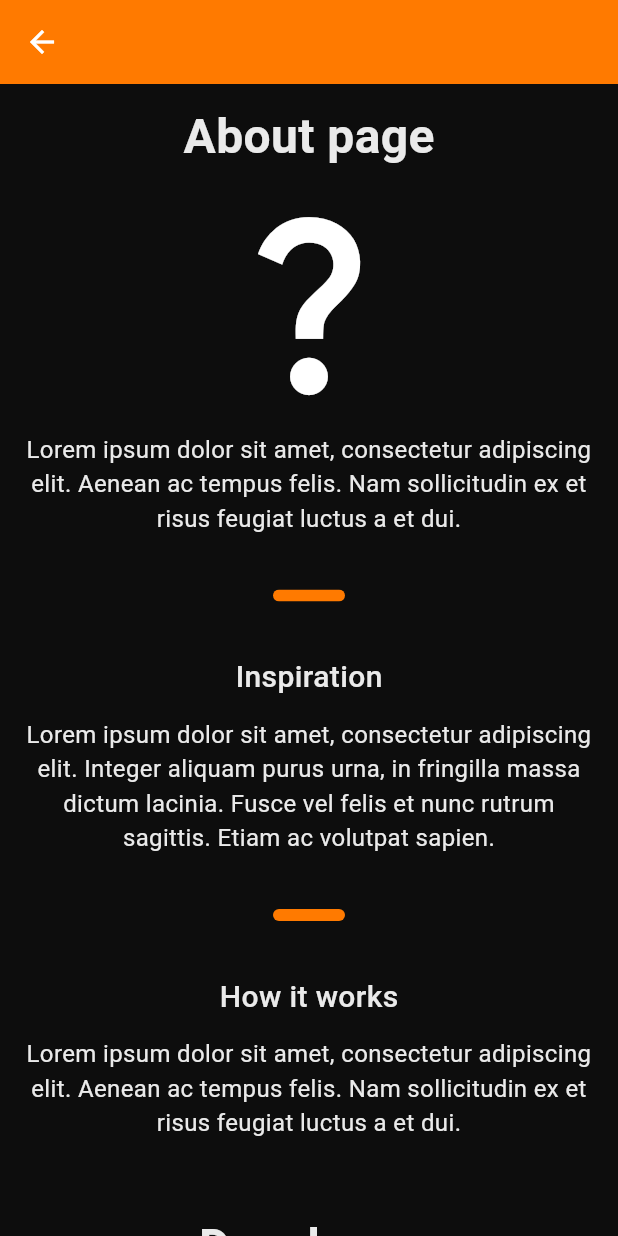
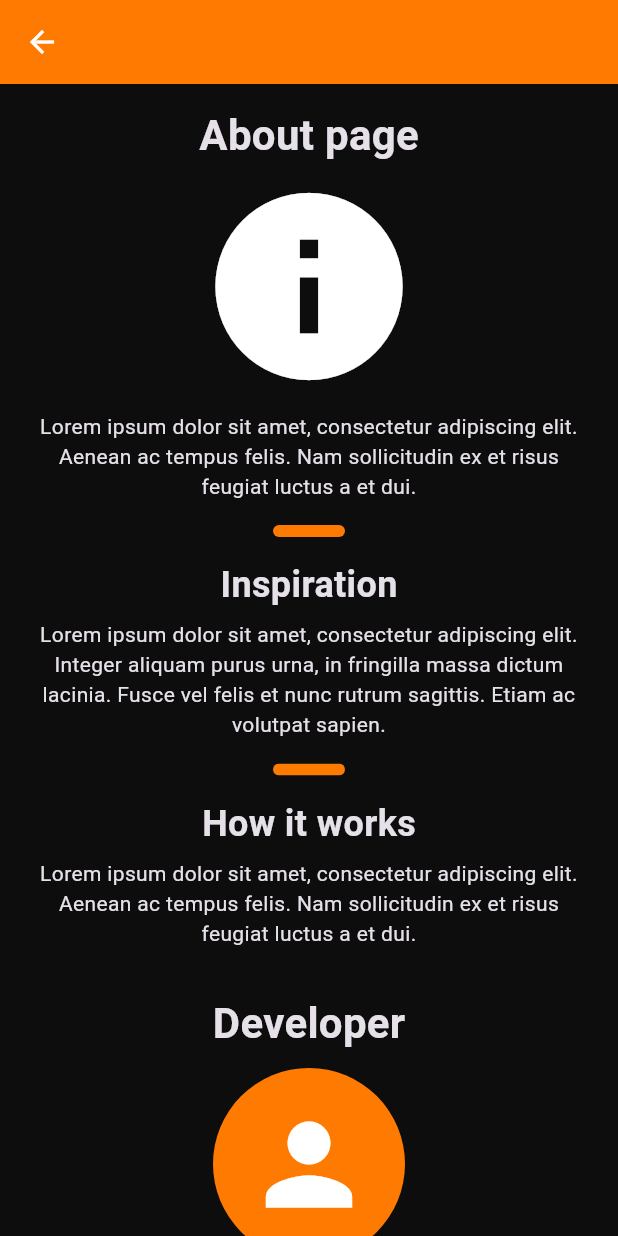
Before and after one commit to jmrsgn/Pump, a Flutter app: the AboutScreen screen opened by its route, on a phone screen of 412 x 824 dp. Run offline on Flutter 3.47's test engine with Material 3 defaults, Android fonts, the phone set to English and light mode, and no system bars.

Commit message:
🧱 refactor(ui): change placeholder to exact values, add styles for buttons

```diff
--- /dev/null
+++ b/lib/core/constants/app_dimens.dart
@@ -0,0 +1,118 @@
+class AppDimens {
+  static const double dimen4 = 4.0;
+  static const double dimen8 = 8.0;
+  static const double dimen10 = 1.0;
+  static const double dimen12 = 12.0;
+  static const double dimen14 = 14.0;
+  static const double dimen16 = 16.0;
+  static const double dimen20 = 20.0;
+  static const double dimen24 = 24.0;
+  static const double dimen36 = 36.0;
+  static const double dimen48 = 48.0;
+  static const double dimen64 = 64.0;
+  static const double dimen86 = 86.0;
+
+  // TODO: fix comments provided by chatGpt
+  // ───────────────────────────────
+  // 📏 SPACING SCALE (Margins & Padding)
+  // ───────────────────────────────
+  static const double spaceXS = 4.0; // extra small
+  static const double spaceS = 8.0; // small
+  static const double spaceM = 12.0; // medium
+  static const double spaceL = 16.0; // large
+  static const double spaceXL = 24.0; // extra large
+  static const double spaceXXL = 32.0; // double extra large
+
+  // Standard edge paddings
+  static const double pagePadding = spaceL;
+  static const double sectionPadding = spaceXL;
+
+  // ───────────────────────────────
+  // 🧱 COMPONENT DIMENSIONS
+  // ───────────────────────────────
+
+  // 🔘 Buttons
+  static const double buttonHeightSmall = 40.0;
+  static const double buttonHeight = 48.0;
+  static const double buttonHeightLarge = 56.0;
+
+  static const double buttonCornerRadius = 8.0;
+
+  static const double buttonVerticalPadding = 12.0;
+  static const double buttonHorizontalPadding = 16.0;
+
+  static const double buttonSmallWidth = 120;
+  static const double buttonMediumWidth = 180;
+  static const double buttonLargeWidth = 240;
+  static const double buttonFullWidth = double.infinity;
+
+  static const double buttonOutlineBorderWidth = 1.5;
+
+  // 🧍‍♂️ Avatars
+  static const double avatarSizeSmall = 32.0;
+  static const double avatarSizeMedium = 48.0;
+  static const double avatarSizeLarge = 64.0;
+  static const double avatarBorderWidth = 2.0;
+
+  // 🧭 AppBar
+  static const double appBarHeight = 56.0;
+  static const double appBarIconSize = 28.0;
+  static const double appBarHorizontalPadding = spaceM;
+
+  // 📥 Text Fields
+  static const double textFieldHeight = 56.0;
+  static const double textFieldCornerRadius = 8.0;
+
+  static const double textFieldHorizontalPadding = spaceXL;
+  static const double textFieldVerticalPadding = spaceL;
+
+  static const double textFieldIconSize = 24.0;
+  static const double textFieldIconSpacing = spaceS;
+
+  // Border
+  static const double textFieldEnabledBorderWidth = 2.0;
+  static const double textFieldFocusedBorderWidth = 3.0;
+
+  // 🧩 Icons
+  static const double iconSizeSmall = 20.0;
+  static const double iconSize = 24.0;
+  static const double iconSizeLarge = 32.0;
+  static const double iconPadding = spaceS;
+
+  // 🧭 Drawer / ListTile
+  static const double drawerItemHeight = 56.0;
+  static const double drawerIconAvatarSize = 58.0;
+  static const double drawerIconSize = 24.0;
+  static const double drawerIconPadding = spaceM;
+  static const double drawerSelectedBorderRadius = 12.0;
+  static const double drawerPadding = spaceL;
+
+  // 🧾 Cards / Containers
+  static const double cardCornerRadius = 16.0;
+  static const double cardElevation = 3.0;
+  static const double cardInnerPadding = spaceL;
+
+  // ───────────────────────────────
+  // 🧍‍♂️ RADIUS & ELEVATION
+  // ───────────────────────────────
+  static const double radiusS = 4.0;
+  static const double radiusM = 8.0;
+  static const double radiusL = 16.0;
+  static const double radiusXL = 24.0;
+
+  static const double elevationLow = 2.0;
+  static const double elevationMedium = 4.0;
+  static const double elevationHigh = 8.0;
+
+  // ───────────────────────────────
+  // 📏 Dividers & Lines
+  // ───────────────────────────────
+  static const double dividerThickness = 1.0;
+  static const double dividerSpacing = spaceM;
+
+  // ───────────────────────────────
+  // 📱 Layout Helpers
+  // ───────────────────────────────
+  static const double maxContentWidth = 600.0;
+  static const double defaultScreenPadding = spaceL;
+}
--- a/lib/core/constants/strings.dart
+++ b/lib/core/constants/app_strings.dart
@@ -16,6 +16,10 @@ class AppStrings {
   static const signOut = "Sign out";
   static const goBack = "Go back";
 
+  // Login Page
+  static const dontHaveAnAccount = "Don't have an account?";
+  static const registerHere = "Register here";
+
   // About Page
   static const aboutPage = "About page";
   static const inspiration = "Inspiration";
@@ -32,6 +36,8 @@ class AppStrings {
   static const clients = "Clients";
   static const coach = "Coach";
   static const help = "Help";
+  static const active = "Active";
+  static const inactive = "Inactive";
 
   // Licenses and Copyright
   static const String license = "";
--- a/lib/core/enums/app_menu_item.dart
+++ b/lib/core/enums/app_menu_item.dart
@@ -1,6 +1,6 @@
 import 'package:flutter/material.dart';
 
-import '../constants/strings.dart';
+import '../constants/app_strings.dart';
 import '../routes.dart';
 
 enum AppMenuItem {
--- a/lib/core/screens/invalid_route.dart
+++ b/lib/core/screens/invalid_route.dart
@@ -1,6 +1,6 @@
 import 'package:flutter/material.dart';
-import 'package:pump/core/constants/dimens.dart';
-import 'package:pump/core/constants/strings.dart';
+import 'package:pump/core/constants/app_dimens.dart';
+import 'package:pump/core/constants/app_strings.dart';
 import 'package:pump/core/theme/app_colors.dart';
 import 'package:pump/core/theme/app_text_styles.dart';
 import 'package:pump/core/utils/navigation_utils.dart';
--- a/lib/core/theme/app_colors.dart
+++ b/lib/core/theme/app_colors.dart
@@ -41,5 +41,5 @@ class AppColors {
 
   // ⚫ Overlays / Shadows
   static const Color overlay = Color(0x80000000); // 50% black overlay
-  static const Color shadow = Color(0x33000000);  // 20% black shadow
+  static const Color shadow = Color(0x33000000); // 20% black shadow
 }
--- a/lib/core/theme/app_text_styles.dart
+++ b/lib/core/theme/app_text_styles.dart
@@ -1,65 +1,91 @@
 import 'package:flutter/material.dart';
+
 import 'app_colors.dart';
 
-class AppTextStyles { // TODO: CONTINUE
-  // 🧱 Base TextStyle
-  static const TextStyle base = TextStyle(
-    fontFamily: 'Roboto', // or your custom font
-    color: AppColors.textPrimary,
+// TODO: fix comments provided by chatGpt
+class AppTextStyles {
+  // 🧭 AppBar Title
+  static const appBarTitle = TextStyle(
+    fontSize: 20,
+    fontWeight: FontWeight.w600,
+    letterSpacing: 0.2,
   );
 
   // 🏷️ Headings
-  static final TextStyle heading1 = base.copyWith(
-    fontSize: 32,
+  static const heading1 = TextStyle(
+    fontSize: 28,
     fontWeight: FontWeight.bold,
+    height: 1.3,
+    letterSpacing: 0.2,
   );
 
-  static final TextStyle heading2 = base.copyWith(
+  static const heading2 = TextStyle(
     fontSize: 24,
     fontWeight: FontWeight.w600,
+    height: 1.3,
   );
 
-  static final TextStyle heading3 = base.copyWith(
+  static const heading3 = TextStyle(
     fontSize: 20,
-    fontWeight: FontWeight.w500,
+    fontWeight: FontWeight.w600,
+    height: 1.3,
   );
 
-  // 💬 Body text
-  static final TextStyle body = base.copyWith(
+  // ✏️ Body Texts
+  static const bodyLarge = TextStyle(
+    fontSize: 18,
+    fontWeight: FontWeight.normal,
+    height: 1.5,
+    letterSpacing: 0.3,
+  );
+
+  static const body = TextStyle(
     fontSize: 16,
     fontWeight: FontWeight.normal,
+    height: 1.5,
   );
 
-  static final TextStyle bodyBold = base.copyWith(
-    fontSize: 16,
-    fontWeight: FontWeight.bold,
+  static const bodySmall = TextStyle(
+    fontSize: 14,
+    fontWeight: FontWeight.w400,
+    height: 1.4,
   );
 
-  static final TextStyle small = base.copyWith(
-    fontSize: 14,
-    color: AppColors.textSecondary,
+  // 🧾 Caption / Metadata
+  static const caption = TextStyle(
+    fontSize: 12,
+    fontWeight: FontWeight.w400,
+    letterSpacing: 0.2,
   );
 
-  static final TextStyle hint = base.copyWith(
+  // 💬 Buttons
+  static const button = TextStyle(
+    fontSize: 16,
+    fontWeight: FontWeight.w600,
+    letterSpacing: 0.5,
+  );
+
+  // 💡 Input Fields
+  static const input = TextStyle(fontSize: 16, fontWeight: FontWeight.normal);
+
+  static const inputLabel = TextStyle(
     fontSize: 14,
+    fontWeight: FontWeight.w400,
     color: AppColors.textHint,
   );
 
-  // 🔘 Buttons
-  static final TextStyle button = base.copyWith(
-    fontSize: 16,
-    fontWeight: FontWeight.bold,
-    color: Colors.white,// TODO
+  // ⚠️ Error / Warning Text
+  static const error = TextStyle(
+    fontSize: 13,
+    fontWeight: FontWeight.w500,
+    color: AppColors.error,
   );
 
-  // 🧾 Captions or labels
-  static final TextStyle caption = base.copyWith(
+  // 👣 Footer / Copyright
+  static const footer = TextStyle(
     fontSize: 12,
-    color: AppColors.textSecondary,
-  );
-
-  static final TextStyle copyright = base.copyWith(
-    fontSize: 12,
-    color: AppColors.textSecondary,
+    fontWeight: FontWeight.w300,
+    color: AppColors.textHint,
+    letterSpacing: 0.2,
   );
 }
--- a/lib/core/theme/input_decoration_theme.dart
+++ b/lib/core/theme/input_decoration_theme.dart
@@ -1,5 +1,5 @@
 import 'package:flutter/material.dart';
-import 'package:pump/core/constants/dimens.dart';
+import 'package:pump/core/constants/app_dimens.dart';
 import 'app_colors.dart';
 
 class AppInputDecorations {
@@ -7,41 +7,26 @@ class AppInputDecorations {
     hintStyle: TextStyle(color: AppColors.textHint),
     prefixIconColor: AppColors.textHint,
     contentPadding: EdgeInsets.symmetric(
-      vertical: TextFieldDimens.paddingVertical,
-      horizontal: TextFieldDimens.paddingHorizontal,
+      vertical: AppDimens.textFieldVerticalPadding,
+      horizontal: AppDimens.textFieldHorizontalPadding,
     ),
     enabledBorder: OutlineInputBorder(
       borderSide: BorderSide(
-        color: Colors.grey,
-        width: TextFieldDimens.enabledBorderWidth,
+        color: AppColors.textHint,
+        width: AppDimens.textFieldEnabledBorderWidth,
       ),
-      borderRadius: BorderRadius.all(Radius.circular(TextFieldDimens.radius)),
+      borderRadius: BorderRadius.all(
+        Radius.circular(AppDimens.textFieldCornerRadius),
+      ),
     ),
     focusedBorder: OutlineInputBorder(
       borderSide: BorderSide(
         color: AppColors.primary,
-        width: TextFieldDimens.focusedBorderWidth,
+        width: AppDimens.textFieldFocusedBorderWidth,
       ),
-      borderRadius: BorderRadius.all(Radius.circular(TextFieldDimens.radius)),
+      borderRadius: BorderRadius.all(
+        Radius.circular(AppDimens.textFieldCornerRadius),
+      ),
     ),
   );
-
-  // static InputDecoration base({
-  //   String? label,
-  //   String? hint,
-  //   IconData? prefixIcon,
-  // }) {
-  //   return InputDecoration(
-  //     labelText: label,
-  //     hintText: hint,
-  //     prefixIcon: prefixIcon != null ? Icon(prefixIcon) : null,
-  //     border: const OutlineInputBorder(
-  //       borderRadius: BorderRadius.all(Radius.circular(TextFieldDimens.radius)),
-  //     ),
-  //     contentPadding: EdgeInsets.symmetric(
-  //       vertical: TextFieldDimens.paddingVertical,
-  //       horizontal: TextFieldDimens.paddingHorizontal,
-  //     ),
-  //   );
-  // }
 }
--- a/lib/core/utils/ui_utils.dart
+++ b/lib/core/utils/ui_utils.dart
@@ -1,9 +1,9 @@
 import 'package:flutter/cupertino.dart';
-import 'package:pump/core/constants/strings.dart';
+import 'package:pump/core/constants/app_strings.dart';
 import 'package:pump/core/theme/app_colors.dart';
 import 'package:pump/core/theme/app_text_styles.dart';
 
-import '../constants/dimens.dart';
+import '../constants/app_dimens.dart';
 
 class UiUtils {
   static Widget addDivider() {
@@ -21,7 +21,7 @@ class UiUtils {
     return Padding(
       padding: const EdgeInsets.all(AppDimens.dimen8),
       child: Center(
-        child: Text(AppStrings.copyright, style: AppTextStyles.copyright),
+        child: Text(AppStrings.copyright, style: AppTextStyles.footer),
       ),
     );
   }
@@ -31,28 +31,52 @@ class UiUtils {
   }
 
   // Vertical Spaces
-  static Widget addVerticalSpaceExtraSmall() {
-    return SizedBox(height: AppDimens.dimen8);
+  static Widget addVerticalSpaceXS() {
+    return SizedBox(height: AppDimens.spaceXS);
   }
 
-  static Widget addVerticalSpaceSmall() {
-    return SizedBox(height: AppDimens.dimen12);
+  static Widget addVerticalSpaceS() {
+    return SizedBox(height: AppDimens.spaceS);
   }
 
-  static Widget addVerticalSpaceMedium() {
-    return SizedBox(height: AppDimens.dimen24);
+  static Widget addVerticalSpaceM() {
+    return SizedBox(height: AppDimens.spaceM);
   }
 
-  static Widget addVerticalSpaceLarge() {
-    return SizedBox(height: AppDimens.dimen36);
+  static Widget addVerticalSpaceL() {
+    return SizedBox(height: AppDimens.spaceL);
   }
 
-  static Widget addVerticalSpaceExtraLarge() {
-    return SizedBox(height: AppDimens.dimen48);
+  static Widget addVerticalSpaceXL() {
+    return SizedBox(height: AppDimens.spaceXL);
+  }
+
+  static Widget addVerticalSpaceXXL() {
+    return SizedBox(height: AppDimens.spaceXXL);
   }
 
   // Horizontal Spaces
-  static Widget addHorizontalSpaceExtraSmall() {
-    return SizedBox(width: AppDimens.dimen8);
+  static Widget addHorizontalSpaceXS() {
+    return SizedBox(width: AppDimens.spaceXS);
+  }
+
+  static Widget addHorizontalSpaceS() {
+    return SizedBox(width: AppDimens.spaceS);
+  }
+
+  static Widget addHorizontalSpaceM() {
+    return SizedBox(width: AppDimens.spaceM);
+  }
+
+  static Widget addHorizontalSpaceL() {
+    return SizedBox(width: AppDimens.spaceL);
+  }
+
+  static Widget addHorizontalSpaceXL() {
+    return SizedBox(width: AppDimens.spaceXL);
+  }
+
+  static Widget addHorizontalSpaceXXL() {
+    return SizedBox(width: AppDimens.spaceXXL);
   }
 }
--- a/lib/features/about/about.dart
+++ b/lib/features/about/about.dart
@@ -1,11 +1,11 @@
 import 'package:flutter/material.dart';
-import 'package:pump/core/constants/strings.dart';
+import 'package:pump/core/constants/app_strings.dart';
 import 'package:pump/core/theme/app_text_styles.dart';
 import 'package:pump/core/utils/navigation_utils.dart';
 import 'package:pump/core/utils/ui_utils.dart';
 import 'package:pump/core/widgets/custom_scaffold.dart';
 
-import '../../core/constants/dimens.dart';
+import '../../core/constants/app_dimens.dart';
 import '../../core/theme/app_colors.dart';
 
 class AboutScreen extends StatelessWidget {
@@ -25,7 +25,7 @@ class AboutScreen extends StatelessWidget {
       ),
       body: SingleChildScrollView(
         child: Padding(
-          padding: EdgeInsets.all(AppDimens.dimen12),
+          padding: EdgeInsets.all(AppDimens.pagePadding),
           child: Column(
             mainAxisAlignment: MainAxisAlignment.start,
             crossAxisAlignment: CrossAxisAlignment.center,
@@ -35,11 +35,8 @@ class AboutScreen extends StatelessWidget {
                 child: Column(
                   children: [
                     Text(AppStrings.aboutPage, style: AppTextStyles.heading1),
-                    UiUtils.addVerticalSpaceSmall(),
-                    Icon(
-                      Icons.question_mark,
-                      size: 150,
-                    ), // TODO: replace with app logo
+                    UiUtils.addVerticalSpaceS(),
+                    Icon(Icons.info, size: 150), // TODO: replace with app logo
                   ],
                 ),
               ),
@@ -47,56 +44,56 @@ class AboutScreen extends StatelessWidget {
                 alignment: Alignment.center,
                 child: Column(
                   children: [
-                    UiUtils.addVerticalSpaceSmall(),
+                    UiUtils.addVerticalSpaceS(),
                     Text(
                       AppStrings.placeholderParagraph2,
-                      style: AppTextStyles.body,
+                      style: AppTextStyles.bodySmall,
                       textAlign: TextAlign.center,
                     ),
                   ],
                 ),
               ),
-              UiUtils.addVerticalSpaceLarge(),
-              UiUtils.addDivider(),
-              UiUtils.addVerticalSpaceLarge(),
+
+              _addDividerWithVerticalSpace(),
+
               Container(
                 alignment: Alignment.center,
                 child: Column(
                   children: [
-                    Text(AppStrings.inspiration, style: AppTextStyles.heading3),
-                    UiUtils.addVerticalSpaceSmall(),
+                    Text(AppStrings.inspiration, style: AppTextStyles.heading2),
+                    UiUtils.addVerticalSpaceS(),
                     Text(
                       AppStrings.placeholderParagraph,
-                      style: AppTextStyles.body,
+                      style: AppTextStyles.bodySmall,
                       textAlign: TextAlign.center,
                     ),
                   ],
                 ),
               ),
-              UiUtils.addVerticalSpaceLarge(),
-              UiUtils.addDivider(),
-              UiUtils.addVerticalSpaceLarge(),
+
+              _addDividerWithVerticalSpace(),
+
               Container(
                 alignment: Alignment.center,
                 child: Column(
                   children: [
-                    Text(AppStrings.howItWorks, style: AppTextStyles.heading3),
-                    UiUtils.addVerticalSpaceSmall(),
+                    Text(AppStrings.howItWorks, style: AppTextStyles.heading2),
+                    UiUtils.addVerticalSpaceS(),
                     Text(
                       AppStrings.placeholderParagraph2,
-                      style: AppTextStyles.body,
+                      style: AppTextStyles.bodySmall,
                       textAlign: TextAlign.center,
                     ),
                   ],
                 ),
               ),
-              UiUtils.addVerticalSpaceExtraLarge(),
+              UiUtils.addVerticalSpaceXXL(),
               Container(
                 alignment: Alignment.center,
                 child: Column(
                   children: [
                     Text(AppStrings.developer, style: AppTextStyles.heading1),
-                    UiUtils.addVerticalSpaceSmall(),
+                    UiUtils.addVerticalSpaceM(),
                     const CircleAvatar(
                       radius: AppDimens.dimen64,
                       backgroundColor: AppColors.primary,
@@ -106,37 +103,39 @@ class AboutScreen extends StatelessWidget {
                         size: AppDimens.dimen86,
                       ), // TODO fix color
                     ),
-                    UiUtils.addVerticalSpaceSmall(),
+                    UiUtils.addVerticalSpaceM(),
                     Text(
                       AppStrings.placeholderParagraph2,
-                      style: AppTextStyles.body,
+                      style: AppTextStyles.bodySmall,
                       textAlign: TextAlign.center,
                     ),
                   ],
                 ),
               ),
-              UiUtils.addVerticalSpaceLarge(),
+
+              _addDividerWithVerticalSpace(),
+
               Container(
                 alignment: Alignment.center,
                 child: Column(
                   children: [
                     Text(
                       AppStrings.contactDetails,
-                      style: AppTextStyles.heading3,
+                      style: AppTextStyles.heading2,
                     ),
-                    UiUtils.addVerticalSpaceSmall(),
+                    UiUtils.addVerticalSpaceS(),
                     _buildContactTile(
                       title: AppStrings.email,
                       subtitle: AppStrings.devEmail,
                       leading: Icon(Icons.email),
                     ),
-                    UiUtils.addVerticalSpaceExtraSmall(),
+                    UiUtils.addVerticalSpaceXS(),
                     _buildContactTile(
                       title: AppStrings.mobileNo,
                       subtitle: AppStrings.devMobileNo,
                       leading: Icon(Icons.call),
                     ),
-                    UiUtils.addVerticalSpaceExtraSmall(),
+                    UiUtils.addVerticalSpaceXS(),
                     _buildContactTile(
                       title: AppStrings.github,
                       subtitle: AppStrings.devGithubUsername,
@@ -145,7 +144,7 @@ class AboutScreen extends StatelessWidget {
                   ],
                 ),
               ),
-              UiUtils.addVerticalSpaceExtraLarge(),
+              UiUtils.addVerticalSpaceXL(),
               UiUtils.addCopyright(),
             ],
           ),
@@ -161,7 +160,7 @@ class AboutScreen extends StatelessWidget {
   }) {
     return ListTile(
       shape: RoundedRectangleBorder(
-        borderRadius: BorderRadius.circular(AppDimens.dimen8),
+        borderRadius: BorderRadius.circular(AppDimens.radiusM),
       ),
       tileColor: AppColors.surface,
       leading: leading,
@@ -170,4 +169,14 @@ class AboutScreen extends StatelessWidget {
       subtitle: Text(subtitle),
     );
   }
+
+  Widget _addDividerWithVerticalSpace() {
+    return Column(
+      children: [
+        UiUtils.addVerticalSpaceL(),
+        UiUtils.addDivider(),
+        UiUtils.addVerticalSpaceL(),
+      ],
+    );
+  }
 }
--- a/lib/features/posts/presentation/main_feed/main_feed.dart
+++ b/lib/features/posts/presentation/main_feed/main_feed.dart
@@ -1,5 +1,5 @@
 import 'package:flutter/material.dart';
-import 'package:pump/core/constants/strings.dart';
+import 'package:pump/core/constants/app_strings.dart';
 import 'package:pump/core/routes.dart';
 import 'package:pump/core/widgets/app_drawer.dart';
 import 'package:pump/core/widgets/custom_scaffold.dart';
--- a/lib/features/posts/presentation/widgets/post_widget.dart
+++ b/lib/features/posts/presentation/widgets/post_widget.dart
@@ -1,5 +1,5 @@
 import 'package:flutter/material.dart';
-import 'package:pump/core/constants/dimens.dart';
+import 'package:pump/core/constants/app_dimens.dart';
 import 'package:pump/core/theme/app_text_styles.dart';
 import '../../../../core/theme/app_colors.dart';
 
@@ -45,7 +45,7 @@ class PostWidget extends StatelessWidget {
                   ),
                   SizedBox(width: AppDimens.dimen10),
                   Expanded(child: Text(author, style: AppTextStyles.heading3)),
-                  Text(datePosted, style: AppTextStyles.hint),
+                  Text(datePosted, style: AppTextStyles.bodySmall),
                 ],
               ),
             ),
--- a/lib/features/user/presentation/messages/messages.dart
+++ b/lib/features/user/presentation/messages/messages.dart
@@ -1,10 +1,10 @@
 import 'package:flutter/material.dart';
-import 'package:pump/core/constants/strings.dart';
+import 'package:pump/core/constants/app_strings.dart';
 import 'package:pump/core/theme/app_colors.dart';
 import 'package:pump/core/widgets/custom_scaffold.dart';
 import 'package:pump/features/user/domain/message.dart';
 
-import '../../../../core/constants/dimens.dart';
+import '../../../../core/constants/app_dimens.dart';
 
 class _LocalColors {
   static const primary = Color(0xFFEC7216);
--- a/lib/main.dart
+++ b/lib/main.dart
@@ -1,5 +1,5 @@
 import 'package:flutter/material.dart';
-import 'package:pump/core/constants/strings.dart';
+import 'package:pump/core/constants/app_strings.dart';
 import 'package:pump/core/routes.dart';
 import 'package:pump/core/theme/app_theme.dart';
 
```
Also changed, not shown: lib/core/constants/dimens.dart (deleted, +0 -68 lines), lib/core/theme/app_button_styles.dart (added, +45 -0 lines), lib/core/widgets/app_drawer.dart (+17 -13 lines), lib/features/auth/presentation/login/login.dart (+23 -51 lines), lib/features/user/presentation/user_profile/user_profile.dart (+21 -17 lines).
